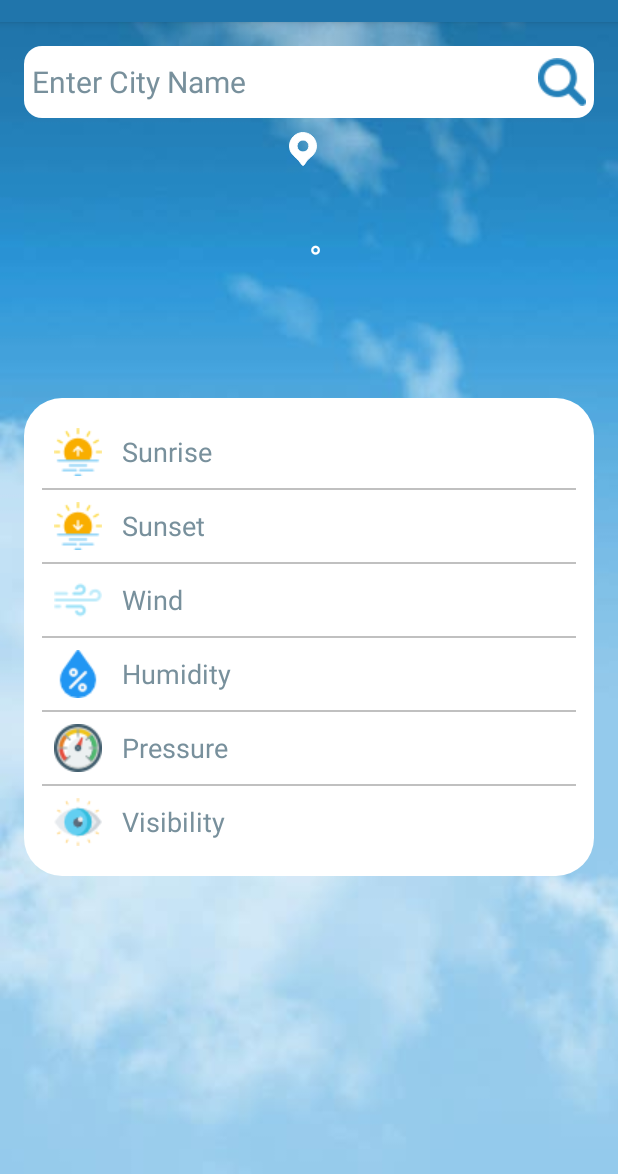
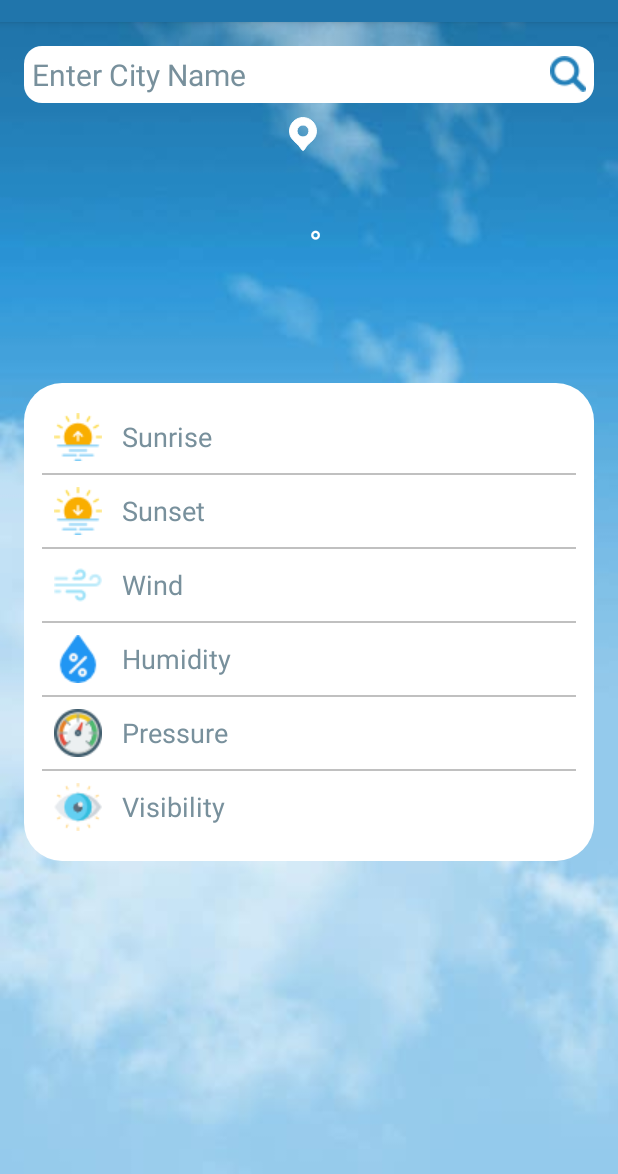
Before and after one commit to mamtapatel3103/WeatherApp, an Android app: the screen it shows after launch (MainActivity), on a phone screen of 412 x 824 dp, the part 62-1236 px from its top. Run offline under Robolectric (Android 15) with nearby library versions, the phone set to English and light mode, and no system bars; our stand-ins replace Volley, data binding, sdp/ssp sizes; 3 statements that could not run were skipped.

Commit message:
Minor UI chnages

```diff
--- /dev/null
+++ b/app/src/main/res/drawable/cursor_color.xml
@@ -0,0 +1,5 @@
+<?xml version="1.0" encoding="utf-8"?>
+<shape xmlns:android="http://schemas.android.com/apk/res/android" >
+    <size android:width="2dp" />
+    <solid android:color="#03A9F4"  />
+</shape>
--- a/app/src/main/res/layout/activity_main.xml
+++ b/app/src/main/res/layout/activity_main.xml
@@ -32,17 +32,20 @@
         <EditText
             android:id="@+id/searchCity"
             android:layout_width="match_parent"
-            android:layout_height="48dp"
+            android:layout_height="wrap_content"
             android:background="@drawable/edittextdesign"
+            android:drawablePadding="@dimen/_8sdp"
             android:drawableEnd="@drawable/search_ic"
             android:hint="@string/city_name_hint"
             android:imeOptions="actionDone"
-            android:inputType="textAutoCorrect"
+            android:singleLine="true"
+            android:inputType="textAutoCorrect|textCapWords|textCapSentences"
             android:padding="@dimen/_4sdp"
             android:gravity="center_vertical"
             android:textColor="@color/black"
+            android:textCursorDrawable="@drawable/cursor_color"
             android:textColorHint="#78909C"
-            android:textSize="20sp"></EditText>
+            android:textSize="20sp" />
 
         <include
             android:id="@+id/layout_weather_basic_info"
```
Also changed, not shown: app/src/main/java/com/example/weatherapp/MainActivity.kt (+15 -5 lines), app/src/main/res/drawable/search_ic.png.
